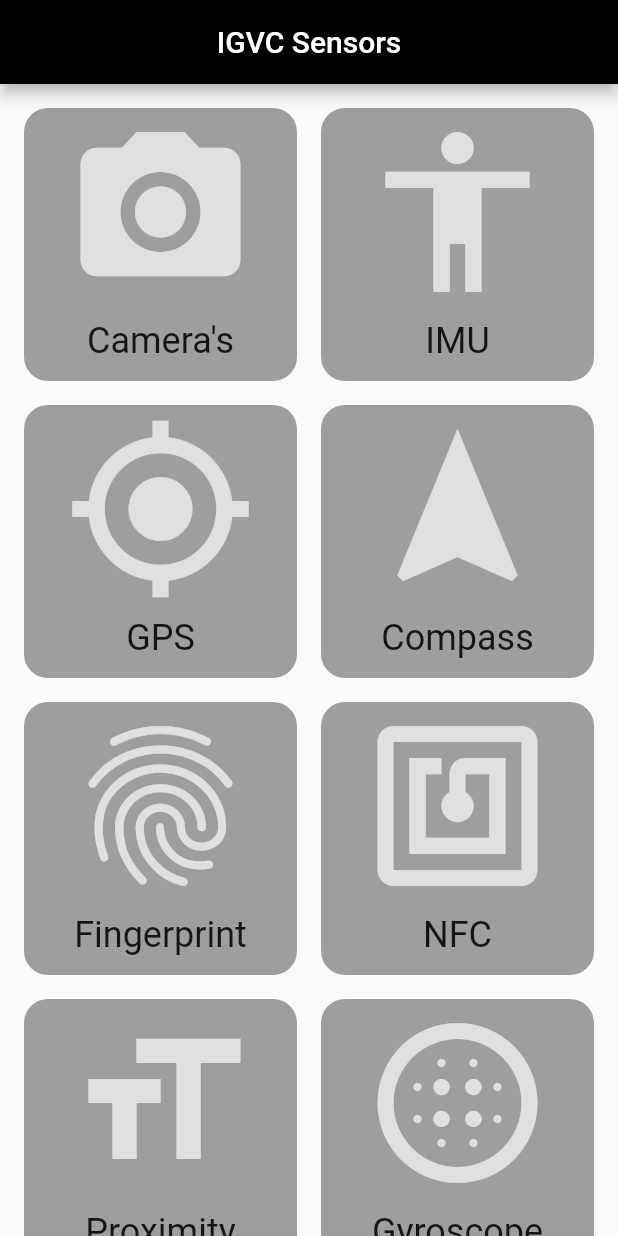
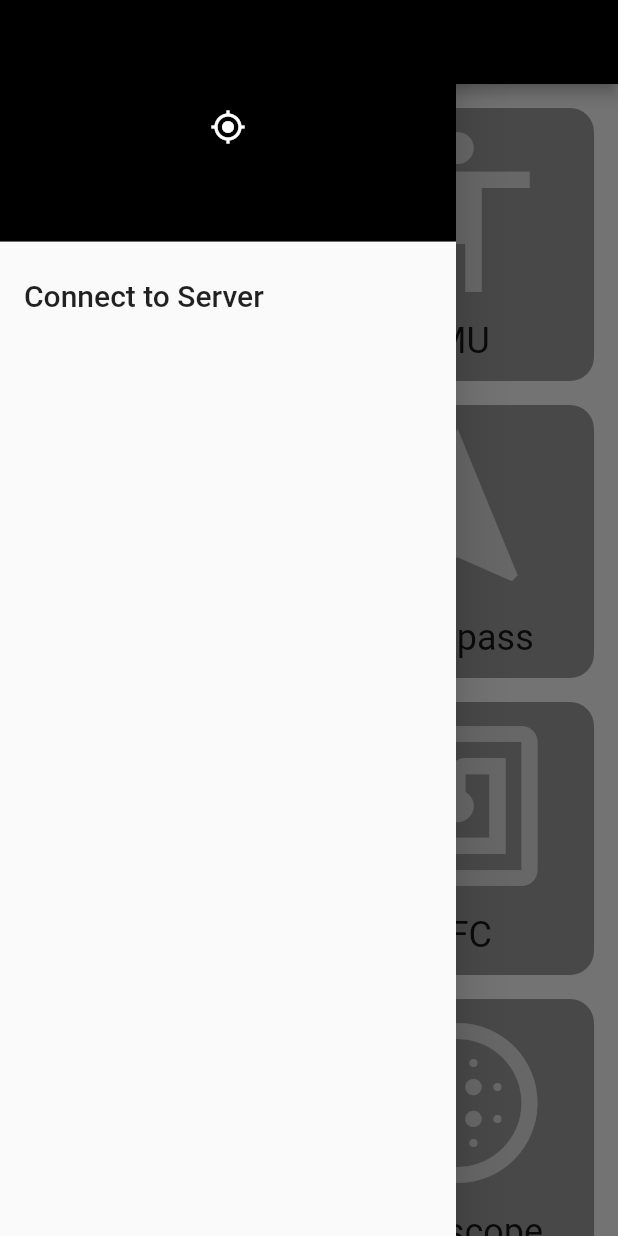
Before and after one commit to BYU-AGV/igvc_sensor_app, a Flutter app: the screen it shows after launch, with the side drawer open (before the commit the screen has no drawer), on a phone screen of 412 x 824 dp. Run offline on Flutter 3.47's test engine with Material 2 defaults, Android fonts, the phone set to English and light mode, and no system bars; our stand-ins replace camera, charts_flutter, sensors.

Commit message:
- Added drawer - Added dialog to ping server

```diff
--- a/lib/main.dart
+++ b/lib/main.dart
@@ -1,6 +1,7 @@
 import 'package:flutter/material.dart';
 import 'package:igvc/Cameras.dart';
 import 'package:igvc/imu.dart';
+import 'server.dart';
 
 void main() => runApp(MyApp());
 
@@ -45,6 +46,36 @@ class _MyHomePageState extends State<MyHomePage> {
       appBar: AppBar(
         title: Center(child: Text(widget.title)),
       ),
+      drawer: Drawer(
+        child: ListView(
+          padding: EdgeInsets.zero,
+          children: <Widget>[
+            DrawerHeader(
+              child: Icon(
+                Icons.gps_fixed,
+                color: Colors.white,
+              ),
+              decoration: BoxDecoration(
+                color: Colors.black,
+              ),
+            ),
+            ListTile(
+              title: Text(
+                "Connect to Server",
+                style: Theme.of(context).textTheme.title,
+              ),
+              onTap: () async {
+                final result = await showDialog(
+                    context: context,
+                    barrierDismissible: false,
+                    builder: (context) {
+                      return ServerDialog();
+                    });
+              },
+            ),
+          ],
+        ),
+      ),
       body: Center(
         child: GridView.count(
             crossAxisCount: 2,
@@ -53,10 +84,11 @@ class _MyHomePageState extends State<MyHomePage> {
             crossAxisSpacing: 16,
             children: List.generate(sensors.length, (index) {
               return GestureDetector(
-                onTap: () {
-                  Navigator.push(
+                onTap: () async {
+                  final result = await Navigator.push(
                     context,
-                    MaterialPageRoute(builder: (context) => sensors[index].buildPage()),
+                    MaterialPageRoute(
+                        builder: (context) => sensors[index].buildPage()),
                   );
                 },
                 child: Container(
--- a/pubspec.yaml
+++ b/pubspec.yaml
@@ -26,6 +26,7 @@ dependencies:
   # Use with the CupertinoIcons class for iOS style icons.
   cupertino_icons: ^0.1.2
   charts_flutter: ^0.5.0
+  http: ^0.12.0+1
 #  flutter_opencv: ^0.0.3
 
 dev_dependencies:
```
Also changed, not shown: lib/imu.dart (+40 -27 lines), lib/server.dart (added, +64 -0 lines).
